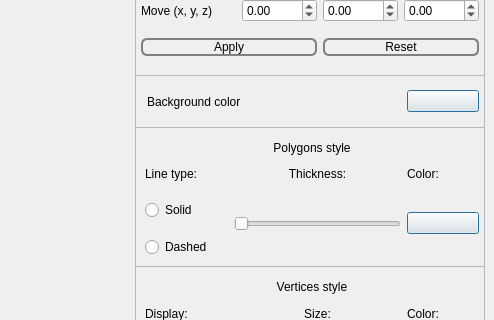
Above: src/view/s21_view.ui from AlexeyGordiychenko/scp_3DViewer_v2 before the change; both pictures show x 681 to 1175 and y 233 to 553 of the 1175 by 701 pixel window. Below: the same form after it.
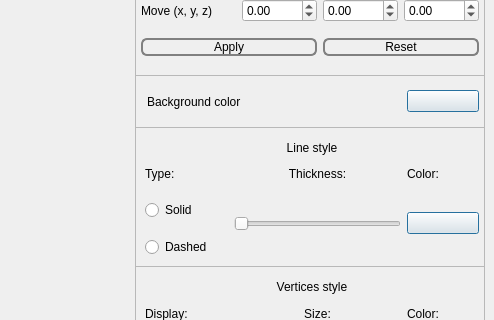
That is the form after the change. Icons and pictures are not drawn. Custom widgets are drawn as their Qt base class.

```diff
--- a/src/view/s21_view.ui
+++ b/src/view/s21_view.ui
@@ -328,7 +328,7 @@
      <item row="0" column="0" colspan="4">
       <widget class="QLabel" name="labelPolygonStyle">
        <property name="text">
-        <string>Polygons style</string>
+        <string>Line style</string>
        </property>
        <property name="alignment">
         <set>Qt::AlignCenter</set>
@@ -374,7 +374,7 @@
      <item row="1" column="0">
       <widget class="QLabel" name="labelPolygonLineType">
        <property name="text">
-        <string>Line type:</string>
+        <string>Type:</string>
        </property>
       </widget>
      </item>
```
Left out of the diff: 68 changed lines with no effect on the pictures.
